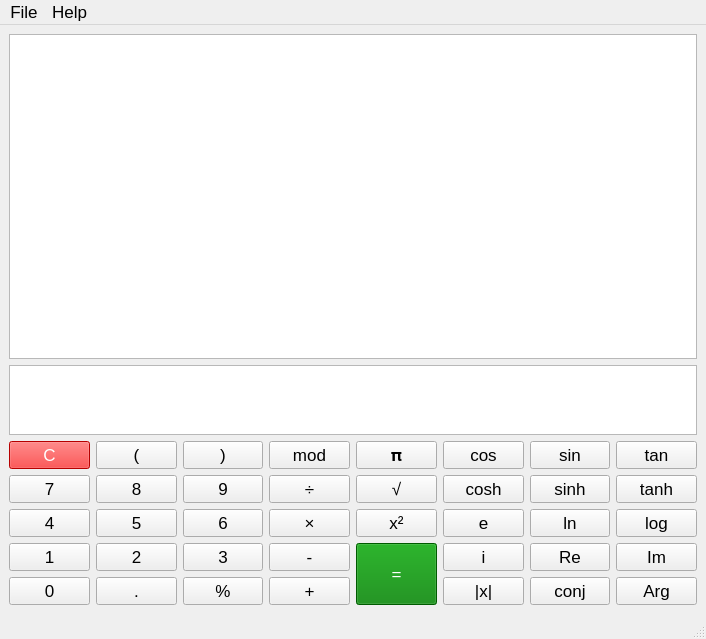
Qt form mainwindow.ui (ledangquangdangquang/Caculator-qt-linux) before a commit.
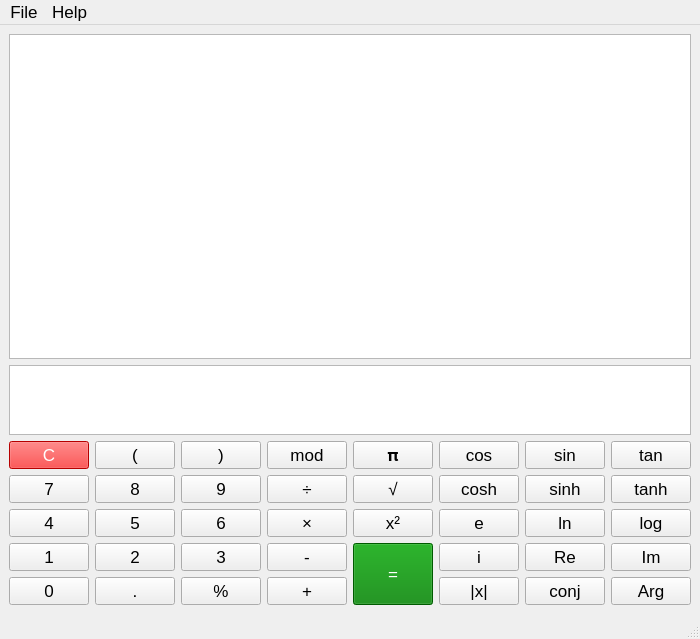
The same form after that commit. Custom widgets are drawn as their Qt base class.

What changed in the file:
```diff
--- a/mainwindow.ui
+++ b/mainwindow.ui
@@ -6,7 +6,7 @@
    <rect>
     <x>0</x>
     <y>0</y>
-    <width>706</width>
+    <width>388</width>
     <height>639</height>
    </rect>
   </property>
@@ -979,7 +979,7 @@
     <rect>
      <x>0</x>
      <y>0</y>
-     <width>706</width>
+     <width>388</width>
      <height>25</height>
     </rect>
    </property>
```
